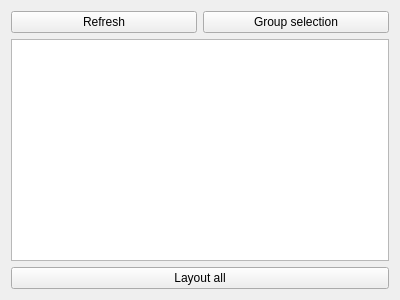
Qt form UVOutliner.ui (WhenInDoubtC4/UVToolkit) before a commit.
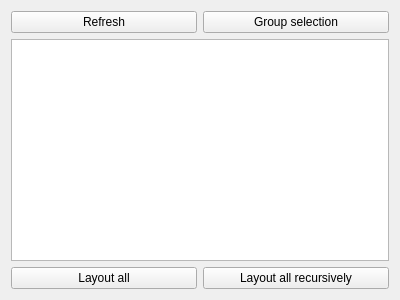
The same form after that commit.

Commit message: Implemented recursive layout

Patch:
```diff
--- a/UVOutliner.ui
+++ b/UVOutliner.ui
@@ -46,13 +46,20 @@
      </column>
     </widget>
    </item>
-   <item row="2" column="0" colspan="2">
+   <item row="2" column="0">
     <widget class="QPushButton" name="layoutAllButton">
      <property name="text">
       <string>Layout all</string>
      </property>
     </widget>
    </item>
+   <item row="2" column="1">
+    <widget class="QPushButton" name="recursiveLayoutAllButton">
+     <property name="text">
+      <string>Layout all recursively</string>
+     </property>
+    </widget>
+   </item>
   </layout>
  </widget>
  <resources/>
```
Left out of the diff: 14 changed lines with no effect on the pictures. The commit also changes 7 other files.
